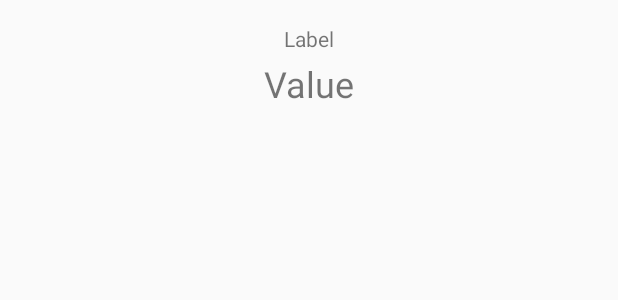
After one commit to cristianodp/Widge-Android, an Android app: the layout simple_item_center_view_layout.xml on its own in the app's theme, with its tools: preview values and no code run, on a phone screen of 412 x 824 dp. The commit adds this screen. Shown: the top 300 px of the screen. Run offline under Robolectric (Android 15) with nearby library versions, the phone set to English and light mode, and no system bars.

Commit message:
Add attr color, font size and styles

```diff
--- a/SimpleItemView/build.gradle
+++ b/SimpleItemView/build.gradle
@@ -37,6 +37,11 @@ dependencies {
     androidTestImplementation 'com.android.support.test.espresso:espresso-core:3.0.1'
     implementation "org.jetbrains.kotlin:kotlin-stdlib-jdk7:$kotlin_version"
     implementation 'com.android.support.constraint:constraint-layout:1.0.2'
+
+    /* Designer */
+    implementation 'com.android.support:design:26.1.0'
+    implementation 'com.android.support:cardview-v7:26.1.0'
+    implementation 'com.android.support:recyclerview-v7:26.1.0'
 }
 repositories {
     mavenCentral()
--- /dev/null
+++ b/SimpleItemView/src/main/res/layout/simple_item_center_view_layout.xml
@@ -0,0 +1,49 @@
+<?xml version="1.0" encoding="utf-8"?>
+<android.support.constraint.ConstraintLayout xmlns:android="http://schemas.android.com/apk/res/android"
+    xmlns:app="http://schemas.android.com/apk/res-auto"
+    xmlns:tools="http://schemas.android.com/tools"
+    android:id="@+id/ConstraintLayoutContainer"
+    android:layout_width="match_parent"
+    android:layout_height="wrap_content"
+    android:padding="8dp">
+
+    <ImageView
+        android:id="@+id/ImageViewIcon"
+        android:layout_width="wrap_content"
+        android:layout_height="wrap_content"
+        android:contentDescription="@string/app_name"
+        android:visibility="gone"
+        app:layout_constraintBottom_toBottomOf="parent"
+        app:layout_constraintStart_toStartOf="parent"
+        app:layout_constraintTop_toTopOf="parent"
+        app:srcCompat="@drawable/ic_ball" />
+
+    <TextView
+        android:id="@+id/TextViewLabel"
+        android:layout_width="wrap_content"
+        android:layout_height="wrap_content"
+
+        android:layout_marginEnd="8dp"
+        android:layout_marginStart="8dp"
+        android:layout_marginTop="8dp"
+        android:text="@string/label"
+        android:textAlignment="center"
+        app:layout_constraintEnd_toEndOf="parent"
+        app:layout_constraintStart_toStartOf="parent"
+        app:layout_constraintTop_toTopOf="parent" />
+
+    <TextView
+        android:id="@+id/TextViewValue"
+        android:layout_width="wrap_content"
+        android:layout_height="wrap_content"
+        android:layout_marginBottom="8dp"
+        android:layout_marginTop="4dp"
+        android:text="@string/Value"
+        android:textAlignment="center"
+        android:textSize="24sp"
+        app:layout_constraintBottom_toBottomOf="parent"
+        app:layout_constraintEnd_toEndOf="@+id/TextViewLabel"
+        app:layout_constraintStart_toStartOf="@+id/TextViewLabel"
+        app:layout_constraintTop_toBottomOf="@+id/TextViewLabel" />
+
+</android.support.constraint.ConstraintLayout>
--- a/SimpleItemView/src/main/res/values/colors.xml
+++ b/SimpleItemView/src/main/res/values/colors.xml
@@ -1,6 +1,6 @@
 <?xml version="1.0" encoding="utf-8"?>
 <resources>
-    <color name="colorFont">#3F51B5</color>
-    <color name="colorBackgroud">#303F9F</color>
+    <color name="colorFont">#ffffff</color>
+    <color name="colorBackgroud">#b19704</color>
     <color name="colorIco">#FF4081</color>
 </resources>
--- a/SimpleItemView/src/main/res/values/strings.xml
+++ b/SimpleItemView/src/main/res/values/strings.xml
@@ -1,5 +1,5 @@
 <resources>
-    <string name="app_name">StylizedTitleView</string>
-    <string name="title">Title</string>
+    <string name="app_name">Simple Item View</string>
+    <string name="label">Label</string>
     <string name="Value">Value</string>
 </resources>
--- a/app/src/main/res/values/colors.xml
+++ b/app/src/main/res/values/colors.xml
@@ -3,4 +3,5 @@
     <color name="colorPrimary">#3F51B5</color>
     <color name="colorPrimaryDark">#303F9F</color>
     <color name="colorAccent">#FF4081</color>
+    <color name="colorBranco">#efebeb</color>
 </resources>
```
Also changed, not shown: SimpleItemView/src/main/java/br/com/cristianodp/widge/SimpleItemView.kt (+73 -15 lines), SimpleItemView/src/main/res/layout/simple_item_view_layout.xml (+6 -6 lines), SimpleItemView/src/main/res/values/attrs.xml (+12 -0 lines), app/src/main/res/layout/activity_simple_item_view.xml (+12 -37 lines).
